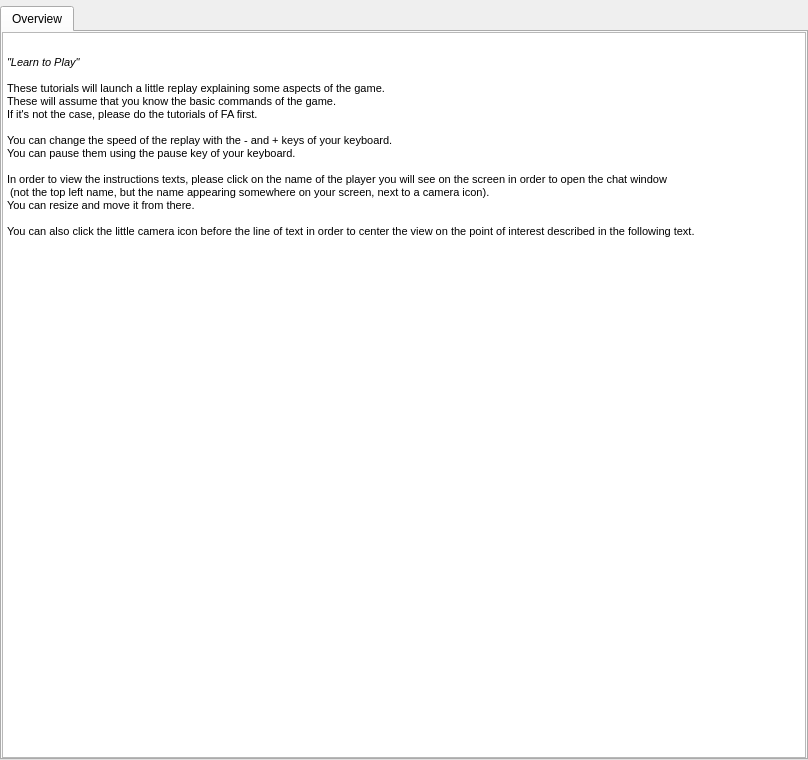
Old version of the form src/_res/tutorials/tutorials.ui in the repository FAForever/client.
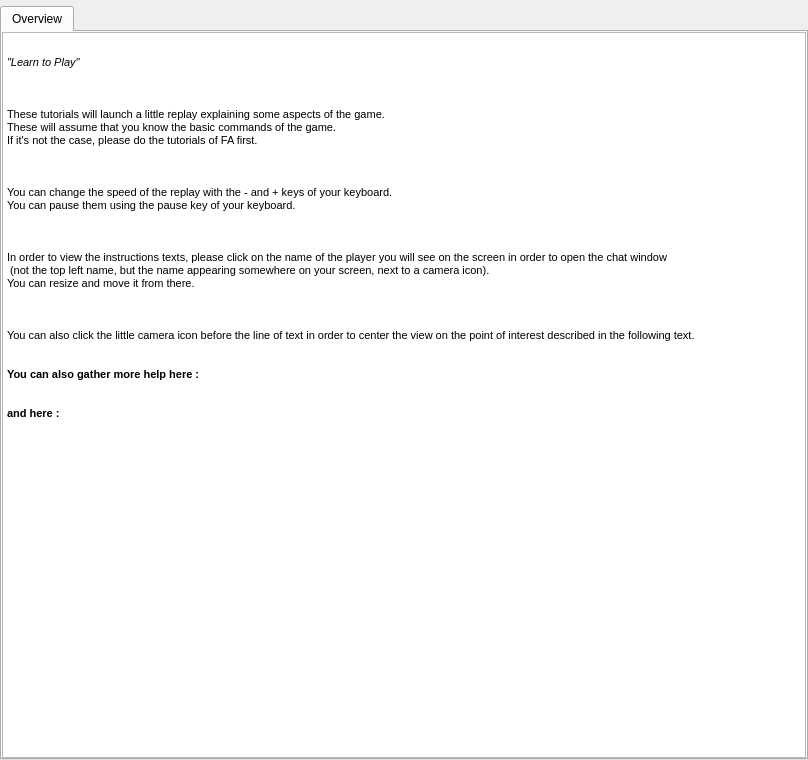
New version of the form.

Commit message: Adding forum tutorial links.

The edit to the form file:
```diff
--- a/src/_res/tutorials/tutorials.ui
+++ b/src/_res/tutorials/tutorials.ui
@@ -55,10 +55,7 @@
         <number>0</number>
        </property>
        <item row="0" column="0">
-        <widget class="QTextEdit" name="textEdit">
-         <property name="readOnly">
-          <bool>true</bool>
-         </property>
+        <widget class="QTextBrowser" name="textBrowser">
          <property name="html">
           <string>&lt;!DOCTYPE HTML PUBLIC &quot;-//W3C//DTD HTML 4.0//EN&quot; &quot;http://www.w3.org/TR/REC-html40/strict.dtd&quot;&gt;
 &lt;html&gt;&lt;head&gt;&lt;meta name=&quot;qrichtext&quot; content=&quot;1&quot; /&gt;&lt;style type=&quot;text/css&quot;&gt;
@@ -66,19 +63,33 @@
 &lt;/style&gt;&lt;/head&gt;&lt;body style=&quot; font-family:'MS Shell Dlg 2'; font-size:8.25pt; font-weight:400; font-style:normal;&quot;&gt;
 &lt;p style=&quot; margin-top:0px; margin-bottom:0px; margin-left:0px; margin-right:0px; -qt-block-indent:0; text-indent:0px;&quot;&gt;&lt;span style=&quot; font-size:12pt; font-weight:600; color:#ffffff;&quot;&gt;Tutorials&lt;/span&gt;&lt;/p&gt;
 &lt;p style=&quot; margin-top:0px; margin-bottom:0px; margin-left:0px; margin-right:0px; -qt-block-indent:0; text-indent:0px;&quot;&gt;&lt;span style=&quot; font-size:8pt; font-style:italic;&quot;&gt;&amp;quot;Learn to Play&amp;quot;&lt;/span&gt;&lt;/p&gt;
-&lt;p style=&quot;-qt-paragraph-type:empty; margin-top:0px; margin-bottom:0px; margin-left:0px; margin-right:0px; -qt-block-indent:0; text-indent:0px; font-size:8pt;&quot;&gt;&lt;br /&gt;&lt;/p&gt;
+&lt;p style=&quot;-qt-paragraph-type:empty; margin-top:0px; margin-bottom:0px; margin-left:0px; margin-right:0px; -qt-block-indent:0; text-indent:0px; font-size:8pt;&quot;&gt;&lt;/p&gt;
+&lt;p style=&quot; margin-top:0px; margin-bottom:0px; margin-left:0px; margin-right:0px; -qt-block-indent:0; text-indent:0px;&quot;&gt;&lt;span style=&quot; font-size:8pt;&quot;&gt;&lt;br /&gt;&lt;/span&gt;&lt;/p&gt;
 &lt;p style=&quot; margin-top:0px; margin-bottom:0px; margin-left:0px; margin-right:0px; -qt-block-indent:0; text-indent:0px;&quot;&gt;&lt;span style=&quot; font-size:8pt;&quot;&gt;These tutorials will launch a little replay explaining some aspects of the game.&lt;/span&gt;&lt;/p&gt;
 &lt;p style=&quot; margin-top:0px; margin-bottom:0px; margin-left:0px; margin-right:0px; -qt-block-indent:0; text-indent:0px;&quot;&gt;&lt;span style=&quot; font-size:8pt;&quot;&gt;These will assume that you know the basic commands of the game.&lt;/span&gt;&lt;/p&gt;
 &lt;p style=&quot; margin-top:0px; margin-bottom:0px; margin-left:0px; margin-right:0px; -qt-block-indent:0; text-indent:0px;&quot;&gt;&lt;span style=&quot; font-size:8pt;&quot;&gt;If it's not the case, please do the tutorials of FA first.&lt;/span&gt;&lt;/p&gt;
-&lt;p style=&quot;-qt-paragraph-type:empty; margin-top:0px; margin-bottom:0px; margin-left:0px; margin-right:0px; -qt-block-indent:0; text-indent:0px; font-size:8pt;&quot;&gt;&lt;br /&gt;&lt;/p&gt;
+&lt;p style=&quot;-qt-paragraph-type:empty; margin-top:0px; margin-bottom:0px; margin-left:0px; margin-right:0px; -qt-block-indent:0; text-indent:0px; font-size:8pt;&quot;&gt;&lt;/p&gt;
+&lt;p style=&quot; margin-top:0px; margin-bottom:0px; margin-left:0px; margin-right:0px; -qt-block-indent:0; text-indent:0px;&quot;&gt;&lt;span style=&quot; font-size:8pt;&quot;&gt;&lt;br /&gt;&lt;/span&gt;&lt;/p&gt;
 &lt;p style=&quot; margin-top:0px; margin-bottom:0px; margin-left:0px; margin-right:0px; -qt-block-indent:0; text-indent:0px;&quot;&gt;&lt;span style=&quot; font-size:8pt;&quot;&gt;You can change the speed of the replay with the - and + keys of your keyboard.&lt;/span&gt;&lt;/p&gt;
 &lt;p style=&quot; margin-top:0px; margin-bottom:0px; margin-left:0px; margin-right:0px; -qt-block-indent:0; text-indent:0px;&quot;&gt;&lt;span style=&quot; font-size:8pt;&quot;&gt;You can pause them using the pause key of your keyboard.&lt;/span&gt;&lt;/p&gt;
-&lt;p style=&quot;-qt-paragraph-type:empty; margin-top:0px; margin-bottom:0px; margin-left:0px; margin-right:0px; -qt-block-indent:0; text-indent:0px; font-size:8pt;&quot;&gt;&lt;br /&gt;&lt;/p&gt;
+&lt;p style=&quot;-qt-paragraph-type:empty; margin-top:0px; margin-bottom:0px; margin-left:0px; margin-right:0px; -qt-block-indent:0; text-indent:0px; font-size:8pt;&quot;&gt;&lt;/p&gt;
+&lt;p style=&quot; margin-top:0px; margin-bottom:0px; margin-left:0px; margin-right:0px; -qt-block-indent:0; text-indent:0px;&quot;&gt;&lt;span style=&quot; font-size:8pt;&quot;&gt;&lt;br /&gt;&lt;/span&gt;&lt;/p&gt;
 &lt;p style=&quot; margin-top:0px; margin-bottom:0px; margin-left:0px; margin-right:0px; -qt-block-indent:0; text-indent:0px;&quot;&gt;&lt;span style=&quot; font-size:8pt;&quot;&gt;In order to view the instructions texts, please click on the name of the player you will see on the screen in order to open the chat window&lt;/span&gt;&lt;/p&gt;
 &lt;p style=&quot; margin-top:0px; margin-bottom:0px; margin-left:0px; margin-right:0px; -qt-block-indent:0; text-indent:0px;&quot;&gt;&lt;span style=&quot; font-size:8pt;&quot;&gt; (not the top left name, but the name appearing somewhere on your screen, next to a camera icon). &lt;/span&gt;&lt;/p&gt;
 &lt;p style=&quot; margin-top:0px; margin-bottom:0px; margin-left:0px; margin-right:0px; -qt-block-indent:0; text-indent:0px;&quot;&gt;&lt;span style=&quot; font-size:8pt;&quot;&gt;You can resize and move it from there.&lt;/span&gt;&lt;/p&gt;
-&lt;p style=&quot;-qt-paragraph-type:empty; margin-top:0px; margin-bottom:0px; margin-left:0px; margin-right:0px; -qt-block-indent:0; text-indent:0px; font-size:8pt;&quot;&gt;&lt;br /&gt;&lt;/p&gt;
-&lt;p style=&quot; margin-top:0px; margin-bottom:0px; margin-left:0px; margin-right:0px; -qt-block-indent:0; text-indent:0px;&quot;&gt;&lt;span style=&quot; font-size:8pt;&quot;&gt;You can also click the little camera icon before the line of text in order to center the view on the point of interest described in the following text.&lt;/span&gt;&lt;/p&gt;&lt;/body&gt;&lt;/html&gt;</string>
+&lt;p style=&quot;-qt-paragraph-type:empty; margin-top:0px; margin-bottom:0px; margin-left:0px; margin-right:0px; -qt-block-indent:0; text-indent:0px; font-size:8pt;&quot;&gt;&lt;/p&gt;
+&lt;p style=&quot; margin-top:0px; margin-bottom:0px; margin-left:0px; margin-right:0px; -qt-block-indent:0; text-indent:0px;&quot;&gt;&lt;span style=&quot; font-size:8pt;&quot;&gt;&lt;br /&gt;&lt;/span&gt;&lt;/p&gt;
+&lt;p style=&quot; margin-top:0px; margin-bottom:0px; margin-left:0px; margin-right:0px; -qt-block-indent:0; text-indent:0px;&quot;&gt;&lt;span style=&quot; font-size:8pt;&quot;&gt;You can also click the little camera icon before the line of text in order to center the view on the point of interest described in the following text.&lt;/span&gt;&lt;/p&gt;
+&lt;p style=&quot;-qt-paragraph-type:empty; margin-top:0px; margin-bottom:0px; margin-left:0px; margin-right:0px; -qt-block-indent:0; text-indent:0px; font-size:8pt;&quot;&gt;&lt;/p&gt;
+&lt;p style=&quot;-qt-paragraph-type:empty; margin-top:0px; margin-bottom:0px; margin-left:0px; margin-right:0px; -qt-block-indent:0; text-indent:0px; font-size:8pt;&quot;&gt;&lt;/p&gt;
+&lt;p style=&quot; margin-top:0px; margin-bottom:0px; margin-left:0px; margin-right:0px; -qt-block-indent:0; text-indent:0px;&quot;&gt;&lt;span style=&quot; font-size:8pt; font-weight:600;&quot;&gt;You can also gather more help here : &lt;/span&gt;&lt;/p&gt;
+&lt;p style=&quot; margin-top:0px; margin-bottom:0px; margin-left:0px; margin-right:0px; -qt-block-indent:0; text-indent:0px;&quot;&gt;&lt;a href=&quot;http://www.faforever.com/forums/viewtopic.php?f=2&amp;amp;t=537&quot;&gt;&lt;span style=&quot; font-size:8pt; text-decoration: underline; color:#ffffff;&quot;&gt;Help me I'm new !&lt;/span&gt;&lt;/a&gt;&lt;/p&gt;
+&lt;p style=&quot;-qt-paragraph-type:empty; margin-top:0px; margin-bottom:0px; margin-left:0px; margin-right:0px; -qt-block-indent:0; text-indent:0px; font-size:8pt;&quot;&gt;&lt;/p&gt;
+&lt;p style=&quot; margin-top:0px; margin-bottom:0px; margin-left:0px; margin-right:0px; -qt-block-indent:0; text-indent:0px;&quot;&gt;&lt;span style=&quot; font-size:8pt; font-weight:600;&quot;&gt;and here :&lt;/span&gt;&lt;/p&gt;
+&lt;p style=&quot; margin-top:0px; margin-bottom:0px; margin-left:0px; margin-right:0px; -qt-block-indent:0; text-indent:0px;&quot;&gt;&lt;a href=&quot;http://www.faforever.com/forums/viewtopic.php?f=2&amp;amp;t=1614&quot;&gt;&lt;span style=&quot; font-size:8pt; text-decoration: underline; color:#ffffff;&quot;&gt;Your personal trainer&lt;/span&gt;&lt;/a&gt;&lt;/p&gt;&lt;/body&gt;&lt;/html&gt;</string>
+         </property>
+         <property name="openExternalLinks">
+          <bool>true</bool>
          </property>
         </widget>
        </item>
```
The commit also changes 1 other file.
